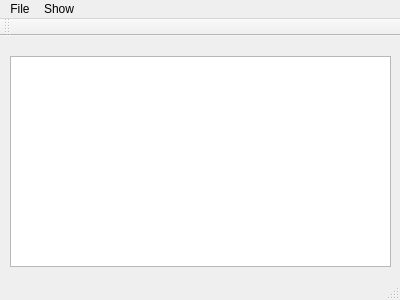
The window that Kontakts/mainwindow.ui (P1nkL1on/CppUniversity) describes before a commit, drawn with Qt 5.
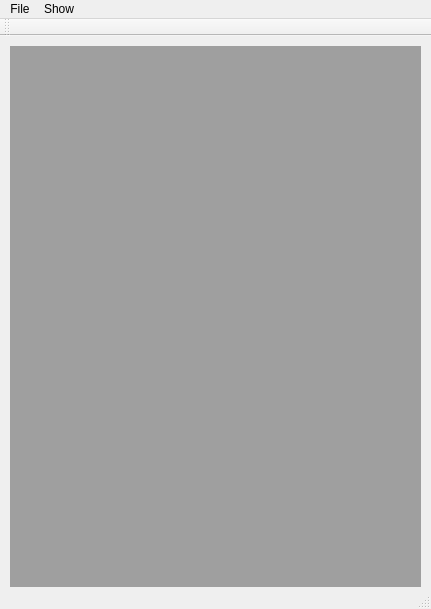
The same window after the commit.

What changed in the file:
```diff
--- a/Kontakts/mainwindow.ui
+++ b/Kontakts/mainwindow.ui
@@ -6,21 +6,21 @@
    <rect>
     <x>0</x>
     <y>0</y>
-    <width>400</width>
-    <height>300</height>
+    <width>431</width>
+    <height>609</height>
    </rect>
   </property>
   <property name="windowTitle">
    <string>MainWindow</string>
   </property>
   <widget class="QWidget" name="centralWidget">
-   <widget class="QTableWidget" name="tableWidget">
+   <widget class="QMdiArea" name="mdi">
     <property name="geometry">
      <rect>
       <x>10</x>
-      <y>20</y>
-      <width>381</width>
-      <height>211</height>
+      <y>10</y>
+      <width>411</width>
+      <height>541</height>
      </rect>
     </property>
    </widget>
@@ -30,7 +30,7 @@
     <rect>
      <x>0</x>
      <y>0</y>
-     <width>400</width>
+     <width>431</width>
      <height>21</height>
     </rect>
    </property>
```
Left out of the diff: 9 changed lines with no effect on the pictures.
